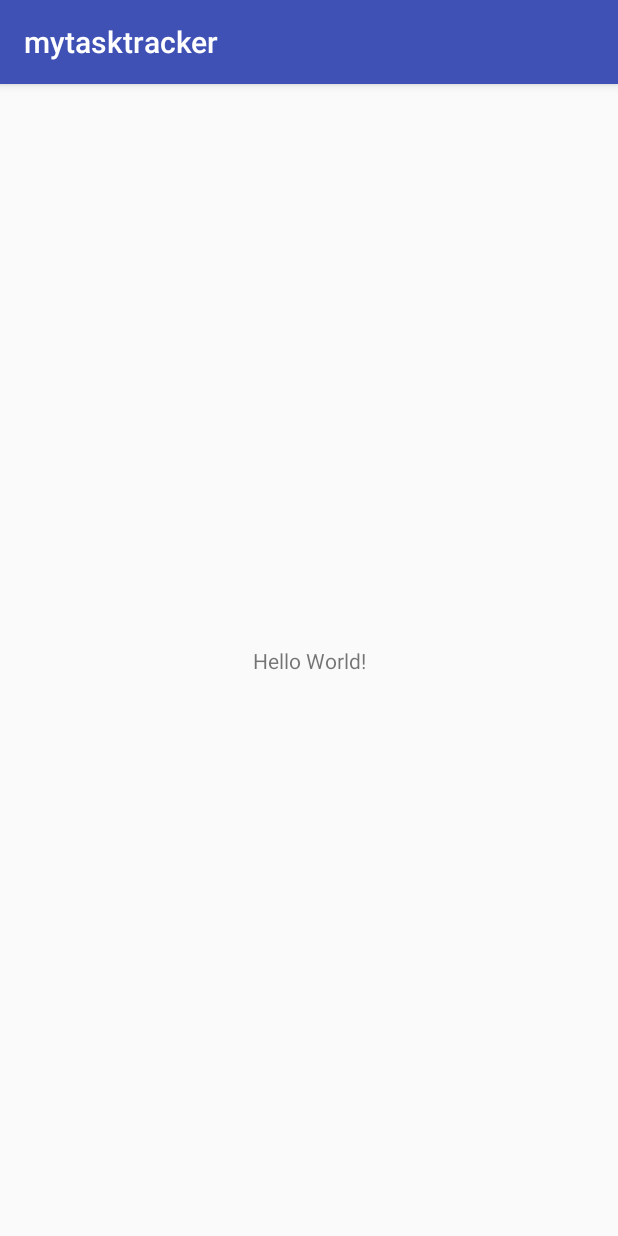
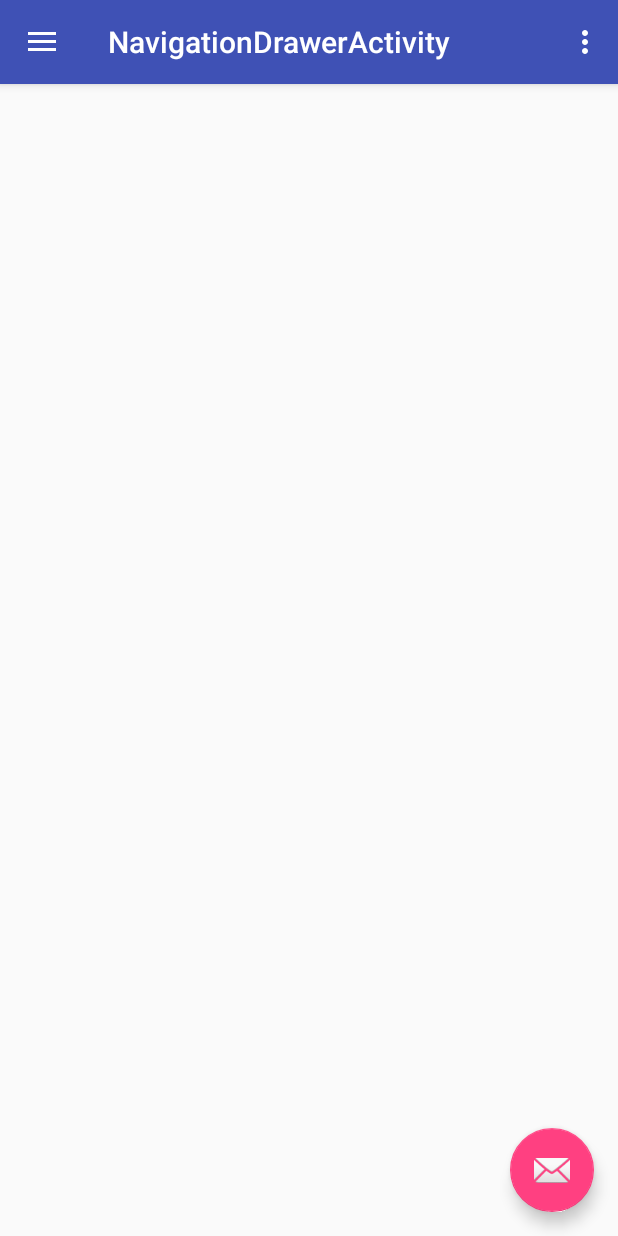
Before and after one commit to dlxgit/mytasktracker, an Android app: the screen it shows after launch (MainActivity before the commit, NavigationDrawerActivity after it), on a phone screen of 412 x 824 dp. Run offline under Robolectric (Android 15) with nearby library versions, the phone set to English and light mode, and no system bars.

Commit message:
added navigation-drawer activity

```diff
--- a/app/build.gradle
+++ b/app/build.gradle
@@ -26,5 +26,6 @@
     })
     compile 'com.android.support:appcompat-v7:25.3.1'
     compile 'com.android.support.constraint:constraint-layout:1.0.0-beta5'
+    compile 'com.android.support:design:25.3.1'
     testCompile 'junit:junit:4.12'
 }
--- a/app/src/main/AndroidManifest.xml
+++ b/app/src/main/AndroidManifest.xml
@@ -16,6 +16,10 @@
                 <category android:name="android.intent.category.LAUNCHER" />
             </intent-filter>
         </activity>
+        <activity
+            android:name=".NavigationDrawerActivity"
+            android:label="@string/title_activity_navigation_drawer"
+            android:theme="@style/AppTheme.NoActionBar"></activity>
     </application>
 
 </manifest>
--- a/app/src/main/java/com/project/mytasktracker/MainActivity.java
+++ b/app/src/main/java/com/project/mytasktracker/MainActivity.java
@@ -1,7 +1,11 @@
 package com.project.mytasktracker;
 
+import android.content.Intent;
 import android.support.v7.app.AppCompatActivity;
 import android.os.Bundle;
+
+import java.util.Collection;
+import java.util.Vector;
 
 public class MainActivity extends AppCompatActivity {
 
@@ -9,5 +13,8 @@
     protected void onCreate(Bundle savedInstanceState) {
         super.onCreate(savedInstanceState);
         setContentView(R.layout.activity_main);
+
+        Intent intent = new Intent(this, NavigationDrawerActivity.class);
+        startActivity(intent);
     }
 }
--- /dev/null
+++ b/app/src/main/java/com/project/mytasktracker/NavigationDrawerActivity.java
@@ -0,0 +1,101 @@
+package com.project.mytasktracker;
+
+import android.os.Bundle;
+import android.support.design.widget.FloatingActionButton;
+import android.support.design.widget.Snackbar;
+import android.view.View;
+import android.support.design.widget.NavigationView;
+import android.support.v4.view.GravityCompat;
+import android.support.v4.widget.DrawerLayout;
+import android.support.v7.app.ActionBarDrawerToggle;
+import android.support.v7.app.AppCompatActivity;
+import android.support.v7.widget.Toolbar;
+import android.view.Menu;
+import android.view.MenuItem;
+
+public class NavigationDrawerActivity extends AppCompatActivity
+        implements NavigationView.OnNavigationItemSelectedListener {
+
+    @Override
+    protected void onCreate(Bundle savedInstanceState) {
+        super.onCreate(savedInstanceState);
+        setContentView(R.layout.activity_navigation_drawer);
+        Toolbar toolbar = (Toolbar) findViewById(R.id.toolbar);
+        setSupportActionBar(toolbar);
+
+        FloatingActionButton fab = (FloatingActionButton) findViewById(R.id.fab);
+        fab.setOnClickListener(new View.OnClickListener() {
+            @Override
+            public void onClick(View view) {
+                Snackbar.make(view, "Replace with your own action", Snackbar.LENGTH_LONG)
+                        .setAction("Action", null).show();
+            }
+        });
+
+        DrawerLayout drawer = (DrawerLayout) findViewById(R.id.drawer_layout);
+        ActionBarDrawerToggle toggle = new ActionBarDrawerToggle(
+                this, drawer, toolbar, R.string.navigation_drawer_open, R.string.navigation_drawer_close);
+        drawer.setDrawerListener(toggle);
+        toggle.syncState();
+
+        NavigationView navigationView = (NavigationView) findViewById(R.id.nav_view);
+        navigationView.setNavigationItemSelectedListener(this);
+    }
+
+    @Override
+    public void onBackPressed() {
+        DrawerLayout drawer = (DrawerLayout) findViewById(R.id.drawer_layout);
+        if (drawer.isDrawerOpen(GravityCompat.START)) {
+            drawer.closeDrawer(GravityCompat.START);
+        } else {
+            super.onBackPressed();
+        }
+    }
+
+    @Override
+    public boolean onCreateOptionsMenu(Menu menu) {
+        // Inflate the menu; this adds items to the action bar if it is present.
+        getMenuInflater().inflate(R.menu.navigation_drawer, menu);
+        return true;
+    }
+
+    @Override
+    public boolean onOptionsItemSelected(MenuItem item) {
+        // Handle action bar item clicks here. The action bar will
+        // automatically handle clicks on the Home/Up button, so long
+        // as you specify a parent activity in AndroidManifest.xml.
+        int id = item.getItemId();
+
+        //noinspection SimplifiableIfStatement
+        if (id == R.id.action_settings) {
+            return true;
+        }
+
+        return super.onOptionsItemSelected(item);
+    }
+
+    @SuppressWarnings("StatementWithEmptyBody")
+    @Override
+    public boolean onNavigationItemSelected(MenuItem item) {
+        // Handle navigation view item clicks here.
+        int id = item.getItemId();
+
+        if (id == R.id.nav_camera) {
+            // Handle the camera action
+        } else if (id == R.id.nav_gallery) {
+
+        } else if (id == R.id.nav_slideshow) {
+
+        } else if (id == R.id.nav_manage) {
+
+        } else if (id == R.id.nav_share) {
+
+        } else if (id == R.id.nav_send) {
+
+        }
+
+        DrawerLayout drawer = (DrawerLayout) findViewById(R.id.drawer_layout);
+        drawer.closeDrawer(GravityCompat.START);
+        return true;
+    }
+}
--- /dev/null
+++ b/app/src/main/res/drawable/ic_menu_camera.xml
@@ -0,0 +1,12 @@
+<vector xmlns:android="http://schemas.android.com/apk/res/android"
+    android:width="24dp"
+    android:height="24dp"
+    android:viewportHeight="24.0"
+    android:viewportWidth="24.0">
+    <path
+        android:fillColor="#FF000000"
+        android:pathData="M12,12m-3.2,0a3.2,3.2 0,1 1,6.4 0a3.2,3.2 0,1 1,-6.4 0" />
+    <path
+        android:fillColor="#FF000000"
+        android:pathData="M9,2L7.17,4H4c-1.1,0 -2,0.9 -2,2v12c0,1.1 0.9,2 2,2h16c1.1,0 2,-0.9 2,-2V6c0,-1.1 -0.9,-2 -2,-2h-3.17L15,2H9zm3,15c-2.76,0 -5,-2.24 -5,-5s2.24,-5 5,-5 5,2.24 5,5 -2.24,5 -5,5z" />
+</vector>
--- /dev/null
+++ b/app/src/main/res/drawable/ic_menu_gallery.xml
@@ -0,0 +1,9 @@
+<vector xmlns:android="http://schemas.android.com/apk/res/android"
+    android:width="24dp"
+    android:height="24dp"
+    android:viewportHeight="24.0"
+    android:viewportWidth="24.0">
+    <path
+        android:fillColor="#FF000000"
+        android:pathData="M22,16V4c0,-1.1 -0.9,-2 -2,-2H8c-1.1,0 -2,0.9 -2,2v12c0,1.1 0.9,2 2,2h12c1.1,0 2,-0.9 2,-2zm-11,-4l2.03,2.71L16,11l4,5H8l3,-4zM2,6v14c0,1.1 0.9,2 2,2h14v-2H4V6H2z" />
+</vector>
--- /dev/null
+++ b/app/src/main/res/drawable/ic_menu_manage.xml
@@ -0,0 +1,9 @@
+<vector xmlns:android="http://schemas.android.com/apk/res/android"
+    android:width="24dp"
+    android:height="24dp"
+    android:viewportHeight="24.0"
+    android:viewportWidth="24.0">
+    <path
+        android:fillColor="#FF000000"
+        android:pathData="M22.7,19l-9.1,-9.1c0.9,-2.3 0.4,-5 -1.5,-6.9 -2,-2 -5,-2.4 -7.4,-1.3L9,6 6,9 1.6,4.7C0.4,7.1 0.9,10.1 2.9,12.1c1.9,1.9 4.6,2.4 6.9,1.5l9.1,9.1c0.4,0.4 1,0.4 1.4,0l2.3,-2.3c0.5,-0.4 0.5,-1.1 0.1,-1.4z" />
+</vector>
--- /dev/null
+++ b/app/src/main/res/drawable/ic_menu_send.xml
@@ -0,0 +1,9 @@
+<vector xmlns:android="http://schemas.android.com/apk/res/android"
+    android:width="24dp"
+    android:height="24dp"
+    android:viewportHeight="24.0"
+    android:viewportWidth="24.0">
+    <path
+        android:fillColor="#FF000000"
+        android:pathData="M2.01,21L23,12 2.01,3 2,10l15,2 -15,2z" />
+</vector>
--- /dev/null
+++ b/app/src/main/res/drawable/ic_menu_share.xml
@@ -0,0 +1,9 @@
+<vector xmlns:android="http://schemas.android.com/apk/res/android"
+    android:width="24dp"
+    android:height="24dp"
+    android:viewportHeight="24.0"
+    android:viewportWidth="24.0">
+    <path
+        android:fillColor="#FF000000"
+        android:pathData="M18,16.08c-0.76,0 -1.44,0.3 -1.96,0.77L8.91,12.7c0.05,-0.23 0.09,-0.46 0.09,-0.7s-0.04,-0.47 -0.09,-0.7l7.05,-4.11c0.54,0.5 1.25,0.81 2.04,0.81 1.66,0 3,-1.34 3,-3s-1.34,-3 -3,-3 -3,1.34 -3,3c0,0.24 0.04,0.47 0.09,0.7L8.04,9.81C7.5,9.31 6.79,9 6,9c-1.66,0 -3,1.34 -3,3s1.34,3 3,3c0.79,0 1.5,-0.31 2.04,-0.81l7.12,4.16c-0.05,0.21 -0.08,0.43 -0.08,0.65 0,1.61 1.31,2.92 2.92,2.92 1.61,0 2.92,-1.31 2.92,-2.92s-1.31,-2.92 -2.92,-2.92z" />
+</vector>
--- /dev/null
+++ b/app/src/main/res/drawable/ic_menu_slideshow.xml
@@ -0,0 +1,9 @@
+<vector xmlns:android="http://schemas.android.com/apk/res/android"
+    android:width="24dp"
+    android:height="24dp"
+    android:viewportHeight="24.0"
+    android:viewportWidth="24.0">
+    <path
+        android:fillColor="#FF000000"
+        android:pathData="M4,6H2v14c0,1.1 0.9,2 2,2h14v-2H4V6zm16,-4H8c-1.1,0 -2,0.9 -2,2v12c0,1.1 0.9,2 2,2h12c1.1,0 2,-0.9 2,-2V4c0,-1.1 -0.9,-2 -2,-2zm-8,12.5v-9l6,4.5 -6,4.5z" />
+</vector>
--- /dev/null
+++ b/app/src/main/res/drawable/side_nav_bar.xml
@@ -0,0 +1,9 @@
+<shape xmlns:android="http://schemas.android.com/apk/res/android"
+    android:shape="rectangle">
+    <gradient
+        android:angle="135"
+        android:centerColor="#4CAF50"
+        android:endColor="#2E7D32"
+        android:startColor="#81C784"
+        android:type="linear" />
+</shape>
--- /dev/null
+++ b/app/src/main/res/layout/activity_navigation_drawer.xml
@@ -0,0 +1,25 @@
+<?xml version="1.0" encoding="utf-8"?>
+<android.support.v4.widget.DrawerLayout xmlns:android="http://schemas.android.com/apk/res/android"
+    xmlns:app="http://schemas.android.com/apk/res-auto"
+    xmlns:tools="http://schemas.android.com/tools"
+    android:id="@+id/drawer_layout"
+    android:layout_width="match_parent"
+    android:layout_height="match_parent"
+    android:fitsSystemWindows="true"
+    tools:openDrawer="start">
+
+    <include
+        layout="@layout/app_bar_navigation_drawer"
+        android:layout_width="match_parent"
+        android:layout_height="match_parent" />
+
+    <android.support.design.widget.NavigationView
+        android:id="@+id/nav_view"
+        android:layout_width="wrap_content"
+        android:layout_height="match_parent"
+        android:layout_gravity="start"
+        android:fitsSystemWindows="true"
+        app:headerLayout="@layout/nav_header_navigation_drawer"
+        app:menu="@menu/activity_navigation_drawer_drawer" />
+
+</android.support.v4.widget.DrawerLayout>
--- /dev/null
+++ b/app/src/main/res/layout/app_bar_navigation_drawer.xml
@@ -0,0 +1,33 @@
+<?xml version="1.0" encoding="utf-8"?>
+<android.support.design.widget.CoordinatorLayout xmlns:android="http://schemas.android.com/apk/res/android"
+    xmlns:app="http://schemas.android.com/apk/res-auto"
+    xmlns:tools="http://schemas.android.com/tools"
+    android:layout_width="match_parent"
+    android:layout_height="match_parent"
+    tools:context="com.project.mytasktracker.NavigationDrawerActivity">
+
+    <android.support.design.widget.AppBarLayout
+        android:layout_width="match_parent"
+        android:layout_height="wrap_content"
+        android:theme="@style/AppTheme.AppBarOverlay">
+
+        <android.support.v7.widget.Toolbar
+            android:id="@+id/toolbar"
+            android:layout_width="match_parent"
+            android:layout_height="?attr/actionBarSize"
+            android:background="?attr/colorPrimary"
+            app:popupTheme="@style/AppTheme.PopupOverlay" />
+
+    </android.support.design.widget.AppBarLayout>
+
+    <include layout="@layout/content_navigation_drawer" />
+
+    <android.support.design.widget.FloatingActionButton
+        android:id="@+id/fab"
+        android:layout_width="wrap_content"
+        android:layout_height="wrap_content"
+        android:layout_gravity="bottom|end"
+        android:layout_margin="@dimen/fab_margin"
+        app:srcCompat="@android:drawable/ic_dialog_email" />
+
+</android.support.design.widget.CoordinatorLayout>
--- /dev/null
+++ b/app/src/main/res/layout/content_navigation_drawer.xml
@@ -0,0 +1,11 @@
+<?xml version="1.0" encoding="utf-8"?>
+<android.support.constraint.ConstraintLayout xmlns:android="http://schemas.android.com/apk/res/android"
+    xmlns:app="http://schemas.android.com/apk/res-auto"
+    xmlns:tools="http://schemas.android.com/tools"
+    android:layout_width="match_parent"
+    android:layout_height="match_parent"
+    app:layout_behavior="@string/appbar_scrolling_view_behavior"
+    tools:context="com.project.mytasktracker.NavigationDrawerActivity"
+    tools:showIn="@layout/app_bar_navigation_drawer">
+
+</android.support.constraint.ConstraintLayout>
--- /dev/null
+++ b/app/src/main/res/layout/nav_header_navigation_drawer.xml
@@ -0,0 +1,35 @@
+<?xml version="1.0" encoding="utf-8"?>
+<LinearLayout xmlns:android="http://schemas.android.com/apk/res/android"
+    xmlns:app="http://schemas.android.com/apk/res-auto"
+    android:layout_width="match_parent"
+    android:layout_height="@dimen/nav_header_height"
+    android:background="@drawable/side_nav_bar"
+    android:gravity="bottom"
+    android:orientation="vertical"
+    android:paddingBottom="@dimen/activity_vertical_margin"
+    android:paddingLeft="@dimen/activity_horizontal_margin"
+    android:paddingRight="@dimen/activity_horizontal_margin"
+    android:paddingTop="@dimen/activity_vertical_margin"
+    android:theme="@style/ThemeOverlay.AppCompat.Dark">
+
+    <ImageView
+        android:id="@+id/imageView"
+        android:layout_width="wrap_content"
+        android:layout_height="wrap_content"
+        android:paddingTop="@dimen/nav_header_vertical_spacing"
+        app:srcCompat="@android:drawable/sym_def_app_icon" />
+
+    <TextView
+        android:layout_width="match_parent"
+        android:layout_height="wrap_content"
+        android:paddingTop="@dimen/nav_header_vertical_spacing"
+        android:text="Android Studio"
+        android:textAppearance="@style/TextAppearance.AppCompat.Body1" />
+
+    <TextView
+        android:id="@+id/textView"
+        android:layout_width="wrap_content"
+        android:layout_height="wrap_content"
+        android:text="android.studio@android.com" />
+
+</LinearLayout>
--- /dev/null
+++ b/app/src/main/res/menu/activity_navigation_drawer_drawer.xml
@@ -0,0 +1,36 @@
+<?xml version="1.0" encoding="utf-8"?>
+<menu xmlns:android="http://schemas.android.com/apk/res/android">
+
+    <group android:checkableBehavior="single">
+        <item
+            android:id="@+id/nav_camera"
+            android:icon="@drawable/ic_menu_camera"
+            android:title="Import" />
+        <item
+            android:id="@+id/nav_gallery"
+            android:icon="@drawable/ic_menu_gallery"
+            android:title="Gallery" />
+        <item
+            android:id="@+id/nav_slideshow"
+            android:icon="@drawable/ic_menu_slideshow"
+            android:title="Slideshow" />
+        <item
+            android:id="@+id/nav_manage"
+            android:icon="@drawable/ic_menu_manage"
+            android:title="Tools" />
+    </group>
+
+    <item android:title="Communicate">
+        <menu>
+            <item
+                android:id="@+id/nav_share"
+                android:icon="@drawable/ic_menu_share"
+                android:title="Share" />
+            <item
+                android:id="@+id/nav_send"
+                android:icon="@drawable/ic_menu_send"
+                android:title="Send" />
+        </menu>
+    </item>
+
+</menu>
--- /dev/null
+++ b/app/src/main/res/menu/navigation_drawer.xml
@@ -0,0 +1,9 @@
+<?xml version="1.0" encoding="utf-8"?>
+<menu xmlns:android="http://schemas.android.com/apk/res/android"
+    xmlns:app="http://schemas.android.com/apk/res-auto">
+    <item
+        android:id="@+id/action_settings"
+        android:orderInCategory="100"
+        android:title="@string/action_settings"
+        app:showAsAction="never" />
+</menu>
--- /dev/null
+++ b/app/src/main/res/values/dimens.xml
@@ -0,0 +1,8 @@
+<resources>
+    <!-- Default screen margins, per the Android Design guidelines. -->
+    <dimen name="activity_horizontal_margin">16dp</dimen>
+    <dimen name="activity_vertical_margin">16dp</dimen>
+    <dimen name="nav_header_vertical_spacing">16dp</dimen>
+    <dimen name="nav_header_height">160dp</dimen>
+    <dimen name="fab_margin">16dp</dimen>
+</resources>
--- a/app/src/main/res/values/strings.xml
+++ b/app/src/main/res/values/strings.xml
@@ -1,3 +1,9 @@
 <resources>
     <string name="app_name">mytasktracker</string>
+    <string name="title_activity_navigation_drawer">NavigationDrawerActivity</string>
+
+    <string name="navigation_drawer_open">Open navigation drawer</string>
+    <string name="navigation_drawer_close">Close navigation drawer</string>
+
+    <string name="action_settings">Settings</string>
 </resources>
--- a/app/src/main/res/values/styles.xml
+++ b/app/src/main/res/values/styles.xml
@@ -8,4 +8,13 @@
         <item name="colorAccent">@color/colorAccent</item>
     </style>
 
+    <style name="AppTheme.NoActionBar">
+        <item name="windowActionBar">false</item>
+        <item name="windowNoTitle">true</item>
+    </style>
+
+    <style name="AppTheme.AppBarOverlay" parent="ThemeOverlay.AppCompat.Dark.ActionBar" />
+
+    <style name="AppTheme.PopupOverlay" parent="ThemeOverlay.AppCompat.Light" />
+
 </resources>
```
